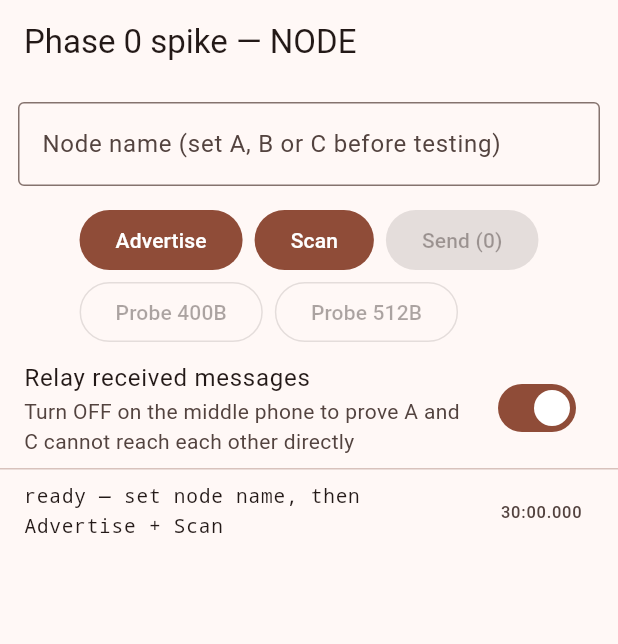
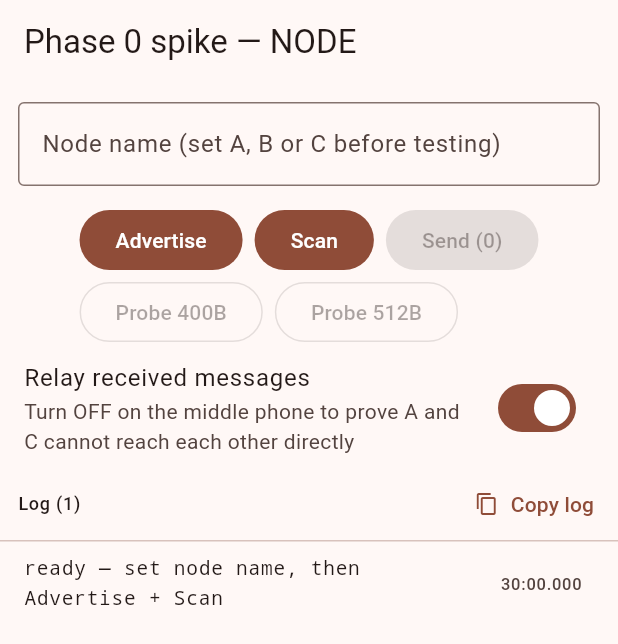
Before and after one commit to monish1929/MayDay, a Flutter app: the screen it shows after launch, on a phone screen of 412 x 824 dp. Shown: the top 644 px of the screen. Run offline on Flutter 3.47's test engine with Material 3 defaults, Android fonts, the phone set to English and light mode, and no system bars; our stand-ins replace permission_handler; missing offline and left inert: bluetooth_low_energy.

Commit message:
feat: make the on-screen log copyable
Transcribing a multi-line stack trace off a phone screen by hand, or
screenshotting it, was exactly the friction slowing down debugging
today. Wraps the log in SelectionArea + SelectableText for manual
long-press selection, plus a one-tap "Copy log" button that dumps the
whole transcript (oldest-first, timestamped) to the clipboard.

```diff
--- a/spike/phase0_ble_mesh/lib/main.dart
+++ b/spike/phase0_ble_mesh/lib/main.dart
@@ -17,6 +17,7 @@ import 'dart:typed_data';
 
 import 'package:bluetooth_low_energy/bluetooth_low_energy.dart';
 import 'package:flutter/material.dart';
+import 'package:flutter/services.dart' show Clipboard, ClipboardData;
 import 'package:permission_handler/permission_handler.dart';
 
 /// Custom service every spike node advertises and scans for.
@@ -177,6 +178,23 @@ class _SpikeHomeState extends State<SpikeHome> {
     debugPrint('[SPIKE] $message');
     if (!mounted) return;
     setState(() => _log.insert(0, LogLine(message)));
+  }
+
+  /// Copies the whole on-screen log, oldest-first (so it reads top-to-bottom
+  /// like a transcript, unlike the newest-first on-screen list), with
+  /// timestamps. Exists because transcribing a multi-line stack trace off a
+  /// phone screen by hand — or screenshotting it — is exactly the kind of
+  /// friction that shouldn't exist in debugging tooling.
+  void _copyLogToClipboard() {
+    final String text = _log.reversed
+        .map((LogLine l) =>
+            '${l.at.hour.toString().padLeft(2, '0')}:'
+            '${l.at.minute.toString().padLeft(2, '0')}:'
+            '${l.at.second.toString().padLeft(2, '0')}.'
+            '${l.at.millisecond.toString().padLeft(3, '0')}  ${l.text}')
+        .join('\n');
+    Clipboard.setData(ClipboardData(text: text));
+    _say('log copied to clipboard (${_log.length} lines)');
   }
 
   Future<void> _setUp() async {
@@ -610,15 +628,34 @@ class _SpikeHomeState extends State<SpikeHome> {
             value: _relayEnabled,
             onChanged: (bool v) => setState(() => _relayEnabled = v),
           ),
+          Row(
+            mainAxisAlignment: MainAxisAlignment.spaceBetween,
+            children: <Widget>[
+              Padding(
+                padding: const EdgeInsets.symmetric(horizontal: 12),
+                child: Text('Log (${_log.length})',
+                    style: Theme.of(context).textTheme.labelMedium),
+              ),
+              TextButton.icon(
+                onPressed: _log.isEmpty ? null : _copyLogToClipboard,
+                icon: const Icon(Icons.copy, size: 16),
+                label: const Text('Copy log'),
+              ),
+            ],
+          ),
           const Divider(height: 1),
           Expanded(
+            // Long-press-drag-to-select across lines, in addition to the
+            // Copy log button — useful for grabbing just one error line
+            // without the whole log.
+            child: SelectionArea(
               child: ListView.builder(
                 itemCount: _log.length,
                 itemBuilder: (BuildContext context, int i) {
                   final LogLine line = _log[i];
                   return ListTile(
                     dense: true,
-                  title: Text(line.text,
+                    title: SelectableText(line.text,
                         style: const TextStyle(fontFamily: 'monospace')),
                     trailing: Text(
                       '${line.at.minute.toString().padLeft(2, '0')}:'
@@ -628,6 +665,7 @@ class _SpikeHomeState extends State<SpikeHome> {
                     ),
                   );
                 },
+              ),
             ),
           ),
         ],
```
Lines whose indentation alone changed are shown as unchanged.
